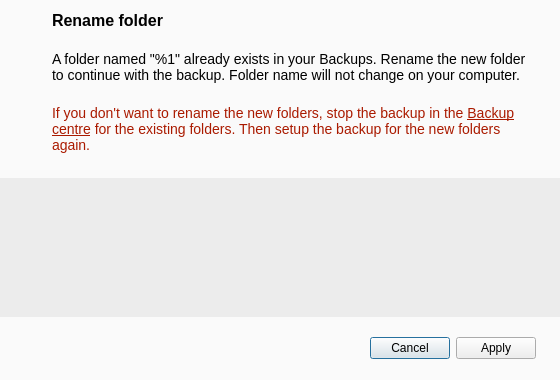
This is src/MEGASync/gui/linux/BackupNameConflictDialog.ui in meganz/MEGAsync as Qt 5 draws it before an edit. The edited form follows.
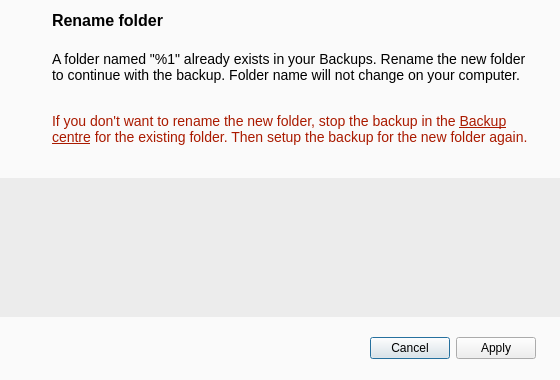
This is the edited form. Icons and pictures are not drawn.

Commit message: BAC-183. Code cleanup and consolidation before release - refresh, cleanup icons - code cleanup (warnings, comments...) - re-organize files - update strings - other fixes (set MyBackups handling, checkboxes in Windows...)

Patch:
```diff
--- a/src/MEGASync/gui/linux/BackupNameConflictDialog.ui
+++ b/src/MEGASync/gui/linux/BackupNameConflictDialog.ui
@@ -134,7 +134,7 @@
 }</string>
        </property>
        <property name="text">
-        <string>&lt;html&gt;&lt;head/&gt;&lt;body&gt;&lt;p&gt;If you don't want to rename the new folders, stop the backup in the &lt;a href=&quot;https://13755-backup-center.developers.mega.co.nz/fm/backups&quot;&gt;&lt;span style=&quot; text-decoration: underline; color:#aa1a00;&quot;&gt;Backup centre&lt;/span&gt;&lt;/a&gt; for the existing folders. Then setup the backup for the new folders again. &lt;/p&gt;&lt;/body&gt;&lt;/html&gt;</string>
+        <string>&lt;html&gt;&lt;head/&gt;&lt;body&gt;&lt;p&gt;If you don't want to rename the new folder, stop the backup in the &lt;a href=&quot;https://13755-backup-center.developers.mega.co.nz/fm/backups&quot;&gt;&lt;span style=&quot; text-decoration: underline; color:#aa1a00;&quot;&gt;Backup centre&lt;/span&gt;&lt;/a&gt; for the existing folder. Then setup the backup for the new folder again. &lt;/p&gt;&lt;/body&gt;&lt;/html&gt;</string>
        </property>
        <property name="textFormat">
         <enum>Qt::RichText</enum>
```
Left out of the diff: 7 changed lines with no effect on the pictures. The commit also changes 211 other files.
